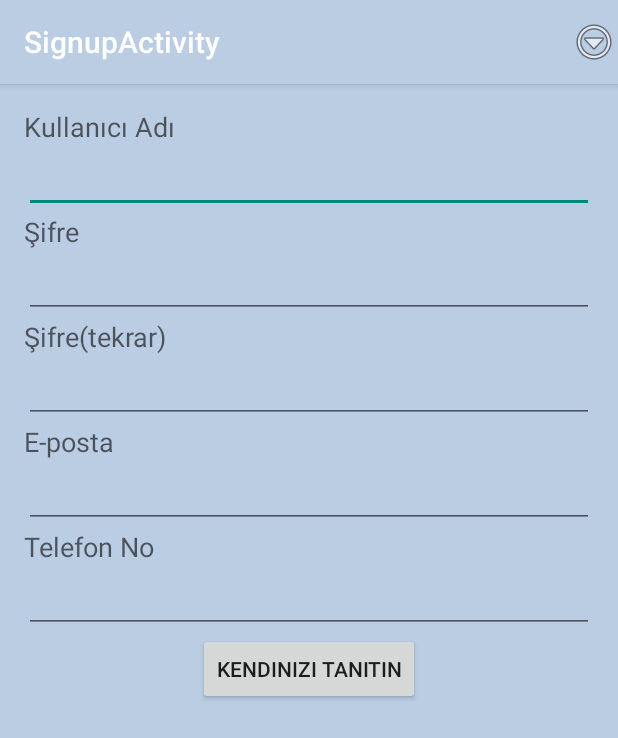
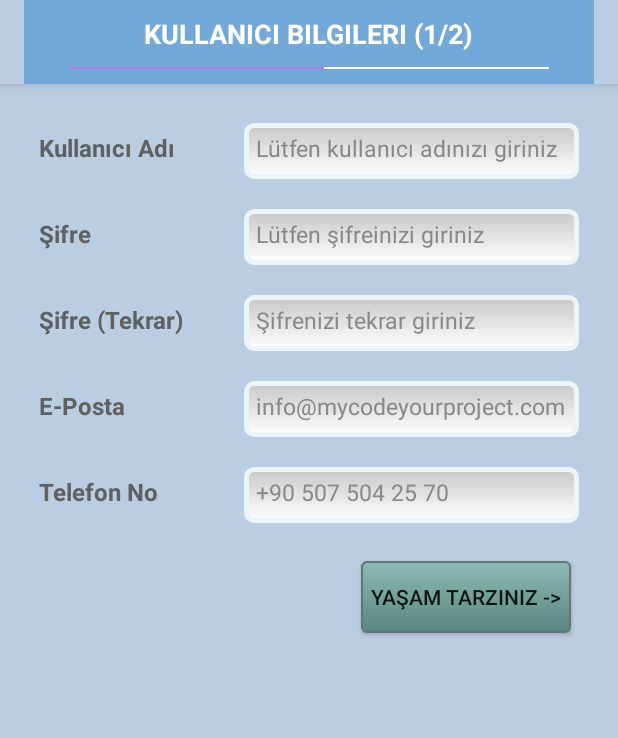
Before and after one commit to ColorUp/SenBulDiyabetKolaylassin, an Android app: the SignupActivity screen opened directly, with no data from a screen before it, on a phone screen of 412 x 824 dp. Shown: the top 738 px of the screen. Run offline under Robolectric (Android 15) with nearby library versions, the phone set to English and light mode, and no system bars.

Commit message:
Progress bar içeren action bar yaratıldı

```diff
--- a/app/src/main/java/com/mycodeyourproject/senbuldiyabetkolaylassin/BaseViaDiabetActivity.java
+++ b/app/src/main/java/com/mycodeyourproject/senbuldiyabetkolaylassin/BaseViaDiabetActivity.java
@@ -1,18 +1,75 @@
 package com.mycodeyourproject.senbuldiyabetkolaylassin;
 
 import android.os.Bundle;
+import android.os.Handler;
+import android.support.v7.app.ActionBar;
 import android.support.v7.app.ActionBarActivity;
+import android.view.LayoutInflater;
+import android.view.View;
+import android.widget.ProgressBar;
+import android.widget.TextView;
 
 /**
  * Created by Burak on 12.07.2015.
  */
 public class BaseViaDiabetActivity extends ActionBarActivity
 {
+    ActionBar mActionBar;
+    View mCustomView;
+    Handler handler = new Handler();
+    ProgressBar mProgress;
+
     @Override
-    protected void onCreate(Bundle savedInstanceState)
+    protected void onCreate(Bundle savedInstanceState) {
+        super.onCreate(savedInstanceState);
+
+        mActionBar = getSupportActionBar();
+        mActionBar.setDisplayOptions(ActionBar.DISPLAY_SHOW_CUSTOM);
+        mActionBar.setDisplayShowHomeEnabled(false);
+        mActionBar.setDisplayShowTitleEnabled(false);
+        LayoutInflater mInflater = LayoutInflater.from(this);
+
+        mCustomView = mInflater.inflate(R.layout.actionbar_with_progressbar, null);
+    }
+
+    public void SetProgressBarTextValueAndShow(String string, final Integer progressValue)
     {
-        super.onCreate(savedInstanceState);
-        android.support.v7.app.ActionBar actionBar = getSupportActionBar();
-        actionBar.show();
+        mProgress = (ProgressBar) mCustomView.findViewById(R.id.progressbar);
+
+        new Thread(new Runnable() {
+
+            int i = 0;
+            int progressStatus = 0;
+
+            public void run() {
+                while (progressStatus < progressValue) {
+                    progressStatus += doWork();
+                    try {
+                        Thread.sleep(50);
+                    } catch (InterruptedException e) {
+                        e.printStackTrace();
+                    }
+
+                    // Update the progress bar
+                    handler.post(new Runnable() {
+                        public void run() {
+                            mProgress.setProgress(progressStatus);
+                            i++;
+                        }
+                    });
+                }
+            }
+            private int doWork() {
+
+                return i;
+            }
+
+        }).start();
+
+        TextView mTitleTextView = (TextView) mCustomView.findViewById(R.id.title_text);
+        mTitleTextView.setText(string);
+
+        mActionBar.setCustomView(mCustomView);
+        mActionBar.setDisplayShowCustomEnabled(true);
     }
 }
--- a/app/src/main/java/com/mycodeyourproject/senbuldiyabetkolaylassin/SignupActivity.java
+++ b/app/src/main/java/com/mycodeyourproject/senbuldiyabetkolaylassin/SignupActivity.java
@@ -1,13 +1,17 @@
 package com.mycodeyourproject.senbuldiyabetkolaylassin;
 
 import android.content.Intent;
+import android.os.Handler;
 import android.support.v7.app.AppCompatActivity;
 import android.os.Bundle;
+import android.view.LayoutInflater;
 import android.view.Menu;
 import android.view.MenuItem;
 import android.view.View;
 import android.widget.Button;
 import android.widget.EditText;
+import android.widget.ProgressBar;
+import android.widget.TextView;
 import android.widget.Toast;
 
 import java.net.URLEncoder;
@@ -23,41 +27,22 @@ import java.util.Map;
 public class SignupActivity extends BaseViaDiabetActivity {
 
     @Override
-    protected void onCreate(Bundle savedInstanceState) {
+    protected void onCreate(Bundle savedInstanceState)
+    {
         super.onCreate(savedInstanceState);
         setContentView(R.layout.activity_signup);
-    }
 
-    @Override
-    public boolean onCreateOptionsMenu(Menu menu) {
-        // Inflate the menu; this adds items to the action bar if it is present.
-        getMenuInflater().inflate(R.menu.menu_signup, menu);
-        return true;
-    }
-
-    @Override
-    public boolean onOptionsItemSelected(MenuItem item) {
-        // Handle action bar item clicks here. The action bar will
-        // automatically handle clicks on the Home/Up button, so long
-        // as you specify a parent activity in AndroidManifest.xml.
-        int id = item.getItemId();
-
-        //noinspection SimplifiableIfStatement
-        if (id == R.id.action_settings) {
-            return true;
-        }
-
-        return super.onOptionsItemSelected(item);
+        this.SetProgressBarTextValueAndShow("Kullanıcı Bilgileri (1/2)", 50);
     }
 
     public void signUp(View v)
     {
         Button btnSave=(Button)findViewById(R.id.buttonSave);
-        EditText txtUserName=(EditText)findViewById(R.id.editTextUserName);
-        EditText txtPassword=(EditText)findViewById(R.id.editTextPassword);
-        EditText txtPasswordAgain=(EditText)findViewById(R.id.editTextPasswordAgain);
-        EditText txtEmail=(EditText)findViewById(R.id.editTextEmail);
-        EditText txtPhoneNumber=(EditText)findViewById(R.id.editTextPhoneNumber);
+        EditText txtUserName=(EditText)findViewById(R.id.signup_username).findViewById(R.id.textbox_editText);
+        EditText txtPassword=(EditText)findViewById(R.id.signup_password).findViewById(R.id.textbox_editText);
+        EditText txtPasswordAgain=(EditText)findViewById(R.id.signup_password_again).findViewById(R.id.textbox_editText);
+        EditText txtEmail=(EditText)findViewById(R.id.signup_email).findViewById(R.id.textbox_editText);
+        EditText txtPhoneNumber=(EditText)findViewById(R.id.signup_phone_number).findViewById(R.id.textbox_editText);
 
         Date birthDate=new Date(2000,12,23);
 
--- /dev/null
+++ b/app/src/main/res/drawable/progressbarstyle.xml
@@ -0,0 +1,30 @@
+<layer-list xmlns:android="http://schemas.android.com/apk/res/android">
+
+    <!-- Define the background properties like color etc -->
+    <item android:id="@android:id/background">
+        <shape>
+            <gradient
+                android:startColor="#ffffff"
+                android:centerColor="#ffffff"
+                android:centerY="1.0"
+                android:endColor="#ffffff"
+                android:angle="270"
+                />
+        </shape>
+    </item>
+
+    <!-- Define the progress properties like start color, end color etc -->
+    <item android:id="@android:id/progress">
+        <clip>
+            <shape>
+                <gradient
+                    android:startColor="#b27ceb"
+                    android:centerColor="#b27ceb"
+                    android:centerY="1.0"
+                    android:endColor="#7c00ff"
+                    android:angle="270"
+                    />
+            </shape>
+        </clip>
+    </item>
+</layer-list>
--- /dev/null
+++ b/app/src/main/res/layout/actionbar_with_progressbar.xml
@@ -0,0 +1,30 @@
+<?xml version="1.0" encoding="utf-8"?>
+<RelativeLayout xmlns:android="http://schemas.android.com/apk/res/android"
+    android:layout_width="fill_parent"
+    android:layout_height="70dp"
+    android:background="@color/actionBar">
+    <TextView
+        android:id="@+id/title_text"
+        android:layout_width="wrap_content"
+        android:layout_height="wrap_content"
+        android:textAllCaps="true"
+        android:textAppearance="?android:attr/textAppearanceMedium"
+        android:textColor="#fff"
+        android:textStyle="bold"
+        android:text="?android:attr/label"
+        android:paddingTop="10dp"
+        android:paddingBottom="10dp"
+        android:layout_centerHorizontal="true"
+        android:background="@color/actionBar"/>
+    <ProgressBar
+        android:layout_width="fill_parent"
+        android:layout_height="wrap_content"
+        style="?android:attr/progressBarStyleHorizontal"
+        android:paddingLeft="30dp"
+        android:paddingRight="30dp"
+        android:background="@color/actionBar"
+        android:paddingBottom="10dp"
+        android:progressDrawable="@drawable/progressbarstyle"
+        android:id="@+id/progressbar"
+        android:layout_below="@+id/title_text"/>
+    </RelativeLayout>
--- a/app/src/main/res/layout/activity_signup.xml
+++ b/app/src/main/res/layout/activity_signup.xml
@@ -1,76 +1,56 @@
 <LinearLayout xmlns:android="http://schemas.android.com/apk/res/android"
-    xmlns:tools="http://schemas.android.com/tools" android:layout_width="match_parent"
-    android:layout_height="match_parent" android:paddingLeft="@dimen/activity_horizontal_margin"
+    xmlns:tools="http://schemas.android.com/tools"
+    xmlns:app="http://schemas.android.com/apk/res-auto"
+    android:layout_width="match_parent"
+    android:layout_height="match_parent"
+    android:paddingLeft="@dimen/activity_horizontal_margin"
     android:paddingRight="@dimen/activity_horizontal_margin"
     android:paddingTop="@dimen/activity_vertical_margin"
     android:paddingBottom="@dimen/activity_vertical_margin"
     tools:context="com.mycodeyourproject.senbuldiyabetkolaylassin.SignupActivity"
     android:orientation="vertical">
-    <TextView
-        android:layout_width="wrap_content"
+    <com.mycodeyourproject.senbuldiyabetkolaylassin.TextBox
+        android:layout_width="fill_parent"
         android:layout_height="wrap_content"
-        android:textAppearance="?android:attr/textAppearanceMedium"
-        android:text="Kullanıcı Adı"
-        android:id="@+id/textView" />
-    <EditText
-        android:layout_width="match_parent"
-        android:layout_height="wrap_content"
-        android:inputType="textPersonName"
-        android:ems="10"
-        android:id="@+id/editTextUserName"/>
-    <TextView
-        android:layout_width="wrap_content"
-        android:layout_height="wrap_content"
-        android:textAppearance="?android:attr/textAppearanceMedium"
-        android:text="Şifre"
-        android:id="@+id/textView2"/>
-    <EditText
-        android:layout_width="match_parent"
+        android:inputType="text"
+        app:text="@string/username_edittext"
+        app:label="@string/username"
+        android:id="@+id/signup_username"/>
+    <com.mycodeyourproject.senbuldiyabetkolaylassin.TextBox
+        android:layout_width="fill_parent"
         android:layout_height="wrap_content"
         android:inputType="textPassword"
-        android:ems="10"
-        android:id="@+id/editTextPassword"/>
-    <TextView
-        android:layout_width="wrap_content"
-        android:layout_height="wrap_content"
-        android:textAppearance="?android:attr/textAppearanceMedium"
-        android:text="Şifre(tekrar)"
-        android:id="@+id/textView3"/>
-    <EditText
-        android:layout_width="match_parent"
+        app:text="@string/password_edittext"
+        app:label="@string/password"
+        android:id="@+id/signup_password"/>
+    <com.mycodeyourproject.senbuldiyabetkolaylassin.TextBox
+        android:layout_width="fill_parent"
         android:layout_height="wrap_content"
         android:inputType="textPassword"
-        android:ems="10"
-        android:id="@+id/editTextPasswordAgain"/>
-    <TextView
-        android:layout_width="wrap_content"
-        android:layout_height="wrap_content"
-        android:textAppearance="?android:attr/textAppearanceMedium"
-        android:text="E-posta"
-        android:id="@+id/textView4"/>
-    <EditText
-        android:layout_width="match_parent"
+        app:text="@string/password_again_edittext"
+        app:label="@string/password_again"
+        android:id="@+id/signup_password_again"/>
+    <com.mycodeyourproject.senbuldiyabetkolaylassin.TextBox
+        android:layout_width="fill_parent"
         android:layout_height="wrap_content"
         android:inputType="textEmailAddress"
-        android:ems="10"
-        android:id="@+id/editTextEmail"/>
-    <TextView
-        android:layout_width="wrap_content"
-        android:layout_height="wrap_content"
-        android:textAppearance="?android:attr/textAppearanceMedium"
-        android:text="Telefon No"
-        android:id="@+id/textView5"/>
-    <EditText
-        android:layout_width="match_parent"
+        app:text="@string/email_edittext"
+        app:label="@string/email"
+        android:id="@+id/signup_email"/>
+    <com.mycodeyourproject.senbuldiyabetkolaylassin.TextBox
+        android:layout_width="fill_parent"
         android:layout_height="wrap_content"
         android:inputType="phone"
-        android:ems="10"
-        android:id="@+id/editTextPhoneNumber"/>
+        app:text="@string/phonenumber_edittext"
+        app:label="@string/phonenumber"
+        android:id="@+id/signup_phone_number"/>
     <Button
-        android:layout_width="wrap_content"
+        android:layout_width="140dp"
         android:layout_height="wrap_content"
-        android:text="Kendinizi Tanıtın"
+        android:text="@string/lifestyle"
         android:id="@+id/buttonSave"
-        android:layout_gravity="center_horizontal"
-        android:onClick="signUp" />
+        android:layout_gravity="right"
+        android:onClick="signUp"
+        android:background="@drawable/buttonstyle"
+        style="@style/viadiabetButton"/>
 </LinearLayout>
--- a/app/src/main/res/layout/textbox.xml
+++ b/app/src/main/res/layout/textbox.xml
@@ -13,8 +13,8 @@
         android:layout_marginRight="10dp"
         android:paddingBottom ="10dp"
         android:text="?android:attr/label"
-        android:textColor="@color/darkGrey"
-        android:textSize="14dp"
+        android:textColor="@color/darkgrey"
+        android:textSize="16dp"
         android:singleLine="true"
         android:textStyle="bold"
         android:layout_weight=".8"/>
@@ -26,9 +26,13 @@
         android:singleLine="true"
         android:textColor="@color/grey"
         android:textColorHint="@color/grey"
-        android:textSize="14dp"
+        android:textSize="15dp"
         android:text="?android:attr/text"
         android:paddingBottom ="10dp"
+        android:paddingLeft="8dp"
+        android:paddingTop="6dp"
+        android:paddingRight="8dp"
+        android:layout_marginRight="10dp"
         android:layout_weight=".5"
         android:inputType="text"
         android:background="@drawable/edittextstyle"/>
--- a/app/src/main/res/menu/menu_signup.xml
+++ /dev/null
@@ -1,7 +0,0 @@
-<menu xmlns:android="http://schemas.android.com/apk/res/android"
-    xmlns:app="http://schemas.android.com/apk/res-auto"
-    xmlns:tools="http://schemas.android.com/tools"
-    tools:context="com.mycodeyourproject.senbuldiyabetkolaylassin.SignupActivity">
-    <item android:id="@+id/action_settings" android:title="@string/action_settings"
-        android:orderInCategory="100" app:showAsAction="never" />
-</menu>
--- a/app/src/main/res/values/color.xml
+++ b/app/src/main/res/values/color.xml
@@ -6,13 +6,14 @@
     <color name="green">#347C2C</color>
     <color name="pink">#FF00FF</color>
     <color name="violet">#a020f0</color>
-    <color name="grey">#cccccc</color>
     <color name="red">#C11B17</color>
     <color name="yellow">#FFFF8C</color>
     <color name="PowderBlue">#b0e0e6</color>
     <color name="brown">#2F1700</color>
     <color name="darkgrey">#606060</color>
     <color name="lightYellow">#FFFF99</color>
-    <color name="darkGrey">#888888</color>
+    <color name="grey">#888888</color>
     <color name="lightBlue">#bbcde3</color>
+    <color name="actionBar">#73a9d9</color>
+    <color name="progressbar">#b27ceb</color>
 </resources>
--- a/app/src/main/res/values/strings.xml
+++ b/app/src/main/res/values/strings.xml
@@ -37,11 +37,18 @@
     <string name="button_database">Veri Bankası</string>
     <string name="text_last_days_view">daha sık ölç</string>
 
-    <!-- Sign Up-->
+    <!-- Login & Sign Up -->
     <string name="username">Kullanıcı Adı</string>
     <string name="username_edittext">Lütfen kullanıcı adınızı giriniz</string>
     <string name="password">Şifre</string>
     <string name="password_edittext">Lütfen şifreinizi giriniz</string>
+    <string name="password_again">Şifre (Tekrar)</string>
+    <string name="password_again_edittext">Şifrenizi tekrar giriniz</string>
+    <string name="email">E-Posta</string>
+    <string name="email_edittext">info@mycodeyourproject.com</string>
+    <string name="phonenumber">Telefon No</string>
+    <string name="phonenumber_edittext">+90 507 504 25 70</string>
+    <string name="lifestyle">Yaşam Tarzınız -></string>
 
     <!-- Meal Calculator -->
     <string name="carbonhydrade">Karbonhidrat</string>
```
